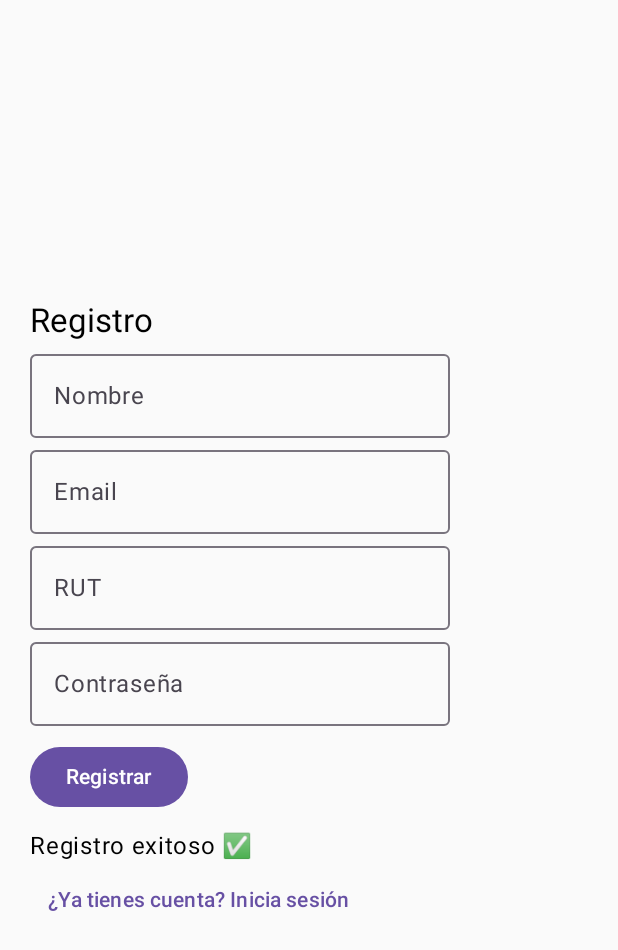
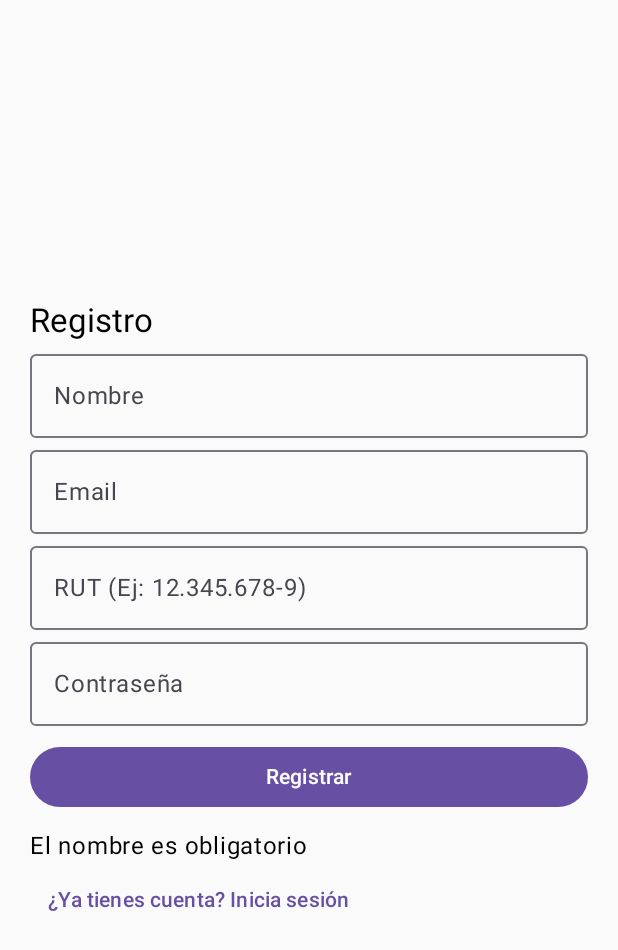
Before and after one commit to angelssy/CanchasReser, an Android app built with Jetpack Compose: the RegisterScreen screen opened through its navigation route, after a tap on "Registrar", on a phone screen of 412 x 824 dp. Shown: the top 950 px of the screen. Run offline under Robolectric (Android 15) with nearby library versions, the phone set to English and light mode, and no system bars.

```diff
--- a/app/src/main/java/com/example/canchasreser/MainActivity.kt
+++ b/app/src/main/java/com/example/canchasreser/MainActivity.kt
@@ -8,7 +8,7 @@ import androidx.compose.material3.MaterialTheme
 import androidx.compose.runtime.Composable
 import com.example.canchasreser.viewmodel.AuthViewModel
 
-import com.example.canchasreser.ViewModel.CatalogoViewModel
+import com.example.canchasreser.viewmodel.CatalogoViewModel
 import com.example.canchasreser.Uii.NavGraph
 
 class MainActivity : ComponentActivity() {
--- /dev/null
+++ b/app/src/main/java/com/example/canchasreser/Model/Carrito.kt
@@ -0,0 +1,6 @@
+package com.example.canchasreser.model
+
+data class Carrito(
+    val cancha: Cancha,
+    var cantidad: Int = 1
+)
--- a/app/src/main/java/com/example/canchasreser/Uii/NavGraph.kt
+++ b/app/src/main/java/com/example/canchasreser/Uii/NavGraph.kt
@@ -1,48 +1,63 @@
 package com.example.canchasreser.Uii
 
+import androidx.compose.foundation.layout.Box
+import androidx.compose.foundation.layout.fillMaxSize
 import androidx.compose.material3.*
 import androidx.compose.runtime.Composable
 import androidx.compose.ui.Alignment
 import androidx.compose.ui.Modifier
+import androidx.lifecycle.viewmodel.compose.viewModel
 import androidx.navigation.NavType
 import androidx.navigation.compose.NavHost
 import androidx.navigation.compose.composable
 import androidx.navigation.compose.rememberNavController
 import androidx.navigation.navArgument
-import com.example.canchasreser.ViewModel.CatalogoViewModel
+import com.example.canchasreser.viewmodel.CatalogoViewModel
 import com.example.canchasreser.viewmodel.AuthViewModel
-import androidx.compose.foundation.layout.Box
-import androidx.compose.foundation.layout.fillMaxSize
-import androidx.lifecycle.viewmodel.compose.viewModel  // Asegúrate de importar viewModel
+import com.example.canchasreser.viewmodel.CarritoViewModel
 
 @Composable
-fun NavGraph(catalogoViewModel: CatalogoViewModel, authViewModel: AuthViewModel) {
+fun NavGraph(
+    catalogoViewModel: CatalogoViewModel,
+    authViewModel: AuthViewModel,
+    carritoViewModel: CarritoViewModel = viewModel()
+) {
     val navController = rememberNavController()
 
     NavHost(navController = navController, startDestination = "login") {
+
+        // Pantalla de login
         composable("login") {
             LoginScreen(navController = navController, viewModel = authViewModel)
         }
 
+        // Pantalla de registro
         composable("register") {
             RegisterScreen(navController = navController, viewModel = authViewModel)
         }
 
+        // Pantalla de catálogo
         composable("catalogo") {
             if (authViewModel.usuarioActual.value == null) {
-                navController.navigate("login") // Redirige a login si no está autenticado
+                navController.navigate("login")
             } else {
                 CatalogoScreen(navController = navController, viewModel = catalogoViewModel)
             }
         }
 
+        // Pantalla de detalle de cancha
         composable(
             route = "detalle/{canchaId}",
             arguments = listOf(navArgument("canchaId") { type = NavType.IntType })
         ) { backStackEntry ->
             val id = backStackEntry.arguments?.getInt("canchaId")
             if (id != null) {
-                DetalleCanchaScreen(canchaId = id, viewModel = catalogoViewModel)
+                DetalleCanchaScreen(
+                    canchaId = id,
+                    viewModel = catalogoViewModel,
+                    carritoViewModel = carritoViewModel,
+                    navController = navController
+                )
             } else {
                 Box(
                     modifier = Modifier.fillMaxSize(),
@@ -52,5 +67,20 @@ fun NavGraph(catalogoViewModel: CatalogoViewModel, authViewModel: AuthViewModel)
                 }
             }
         }
+
+        // Pantalla de carrito
+        composable("carrito") {
+            CarritoScreen(navController = navController, viewModel = carritoViewModel)
+        }
+
+        // Pantalla de formulario de reserva
+        composable("reservaForm") {
+            ReservaFormScreen(navController = navController, carritoViewModel = carritoViewModel)
+        }
+
+        // Pantalla de compra exitosa
+        composable("compraExitosa") {
+            CompraExitosaScreen(navController = navController)
+        }
     }
 }
--- a/app/src/main/java/com/example/canchasreser/Uii/RegisterScreen.kt
+++ b/app/src/main/java/com/example/canchasreser/Uii/RegisterScreen.kt
@@ -7,6 +7,8 @@ import androidx.compose.material3.*
 import androidx.compose.runtime.*
 import androidx.navigation.NavController
 import com.example.canchasreser.viewmodel.AuthViewModel
+import com.example.canchasreser.Utils.isValidEmail
+import com.example.canchasreser.Utils.isValidRut
 
 @Composable
 fun RegisterScreen(navController: NavController, viewModel: AuthViewModel) {
@@ -23,16 +25,48 @@ fun RegisterScreen(navController: NavController, viewModel: AuthViewModel) {
     ) {
         Text("Registro", style = MaterialTheme.typography.titleLarge)
 
-        OutlinedTextField(value = nombre, onValueChange = { nombre = it }, label = { Text("Nombre") })
-        OutlinedTextField(value = email, onValueChange = { email = it }, label = { Text("Email") })
-        OutlinedTextField(value = rut, onValueChange = { rut = it }, label = { Text("RUT") })
-        OutlinedTextField(value = password, onValueChange = { password = it }, label = { Text("Contraseña") })
+        OutlinedTextField(
+            value = nombre,
+            onValueChange = { nombre = it },
+            label = { Text("Nombre") },
+            modifier = Modifier.fillMaxWidth()
+        )
+
+        OutlinedTextField(
+            value = email,
+            onValueChange = { email = it },
+            label = { Text("Email") },
+            modifier = Modifier.fillMaxWidth()
+        )
+
+        OutlinedTextField(
+            value = rut,
+            onValueChange = { rut = it },
+            label = { Text("RUT (Ej: 12.345.678-9)") },
+            modifier = Modifier.fillMaxWidth()
+        )
+
+        OutlinedTextField(
+            value = password,
+            onValueChange = { password = it },
+            label = { Text("Contraseña") },
+            modifier = Modifier.fillMaxWidth()
+        )
 
         Spacer(modifier = Modifier.height(10.dp))
 
-        Button(onClick = {
-            viewModel.registrar(nombre, email, rut ,password)
-        }) {
+        Button(
+            onClick = {
+                when {
+                    nombre.isBlank() -> viewModel.mensaje.value = "El nombre es obligatorio"
+                    !email.isValidEmail() -> viewModel.mensaje.value = "Correo inválido"
+                    !rut.isValidRut() -> viewModel.mensaje.value = "RUT inválido"
+                    password.isBlank() -> viewModel.mensaje.value = "La contraseña es obligatoria"
+                    else -> viewModel.registrar(nombre, email, rut, password)
+                }
+            },
+            modifier = Modifier.fillMaxWidth()
+        ) {
             Text("Registrar")
         }
 
--- a/app/src/main/java/com/example/canchasreser/ViewModel/CatalogoViewModel.kt
+++ b/app/src/main/java/com/example/canchasreser/ViewModel/CatalogoViewModel.kt
@@ -1,4 +1,4 @@
-package com.example.canchasreser.ViewModel
+package com.example.canchasreser.viewmodel
 
 import android.content.Context
 import androidx.lifecycle.ViewModel
@@ -10,7 +10,7 @@ import kotlinx.coroutines.delay
 import kotlinx.coroutines.flow.MutableStateFlow
 import kotlinx.coroutines.flow.StateFlow
 import kotlinx.coroutines.launch
-import com.example.canchasreser.ViewModel.CatalogoViewModel
+import com.example.canchasreser.viewmodel.CatalogoViewModel
 
 
 class CatalogoViewModel : ViewModel() {
```
Also changed, not shown: app/src/main/java/com/example/canchasreser/Uii/CarritoScreen.kt (added, +105 -0 lines), app/src/main/java/com/example/canchasreser/Uii/CatalogoScreen.kt (+4 -4 lines), app/src/main/java/com/example/canchasreser/Uii/CompraExitosaScreen.kt (added, +39 -0 lines), app/src/main/java/com/example/canchasreser/Uii/DetalleCanchaScreen.kt (+26 -7 lines), app/src/main/java/com/example/canchasreser/Uii/ReservaFormScreen.kt (added, +137 -0 lines), app/src/main/java/com/example/canchasreser/Utils/FormaUtils.kt (added, +10 -0 lines), app/src/main/java/com/example/canchasreser/Utils/ValidationUtils.kt (added, +41 -0 lines), app/src/main/java/com/example/canchasreser/ViewModel/CarritoViewModel.kt (added, +40 -0 lines).
